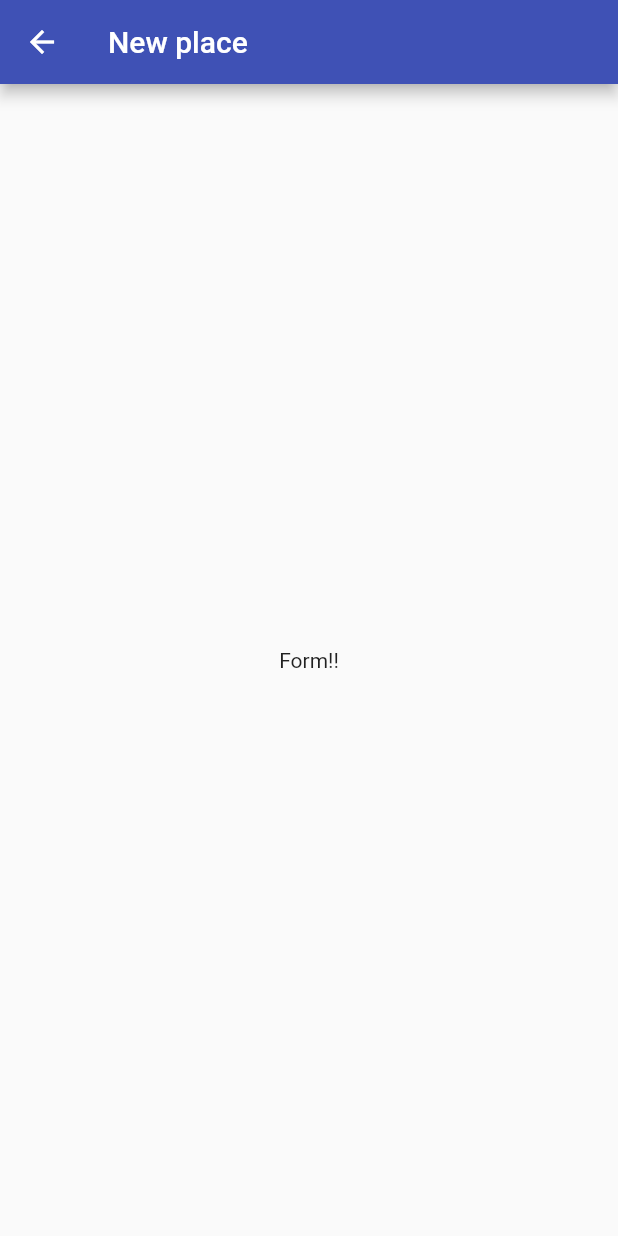
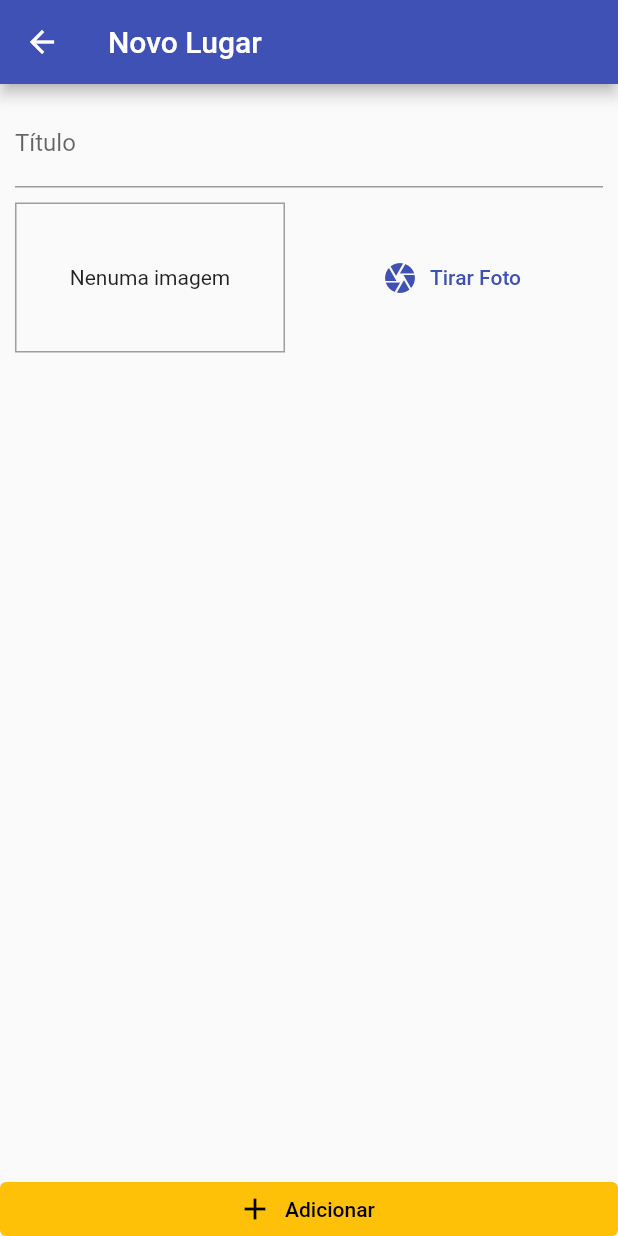
Before and after one commit to thiagonishimura/great_places, a Flutter app: the PlaceFormScreen screen opened by its route, on a phone screen of 412 x 824 dp. Run offline on Flutter 3.47's test engine with Material 2 defaults, Android fonts, the phone set to English and light mode, and no system bars.

Commit message:
Pagina do formulário criada

```diff
--- a/great_places/lib/screens/place_form_screen.dart
+++ b/great_places/lib/screens/place_form_screen.dart
@@ -1,21 +1,58 @@
 import 'package:flutter/material.dart';
+import 'package:great_places/widgets/image_input.dart';
 
 class PlaceFormScreen extends StatefulWidget {
-  const PlaceFormScreen({super.key});
+  const PlaceFormScreen({Key? key}) : super(key: key);
 
   @override
   State<PlaceFormScreen> createState() => _PlaceFormScreenState();
 }
 
 class _PlaceFormScreenState extends State<PlaceFormScreen> {
+  final _titleController = TextEditingController();
+
+  void _submitForm() {}
+
   @override
   Widget build(BuildContext context) {
     return Scaffold(
       appBar: AppBar(
-        title: const Text('New place'),
+        title: const Text('Novo Lugar'),
       ),
-      body: const Center(
-        child: Text('Form!!'),
+      body: Column(
+        crossAxisAlignment: CrossAxisAlignment.stretch,
+        children: [
+          Expanded(
+            child: SingleChildScrollView(
+              child: Padding(
+                padding: const EdgeInsets.all(10),
+                child: Column(
+                  children: [
+                    TextField(
+                      controller: _titleController,
+                      decoration: const InputDecoration(
+                        labelText: 'Título',
+                      ),
+                    ),
+                    const SizedBox(height: 10),
+                    const ImageInput(),
+                  ],
+                ),
+              ),
+            ),
+          ),
+          ElevatedButton.icon(
+            icon: const Icon(Icons.add),
+            label: const Text('Adicionar'),
+            style: ElevatedButton.styleFrom(
+              backgroundColor: Theme.of(context).colorScheme.secondary,
+              foregroundColor: Colors.black,
+              elevation: 0,
+              tapTargetSize: MaterialTapTargetSize.shrinkWrap,
+            ),
+            onPressed: _submitForm,
+          ),
+        ],
       ),
     );
   }
--- /dev/null
+++ b/great_places/lib/widgets/image_input.dart
@@ -0,0 +1,38 @@
+import 'package:flutter/material.dart';
+
+class ImageInput extends StatefulWidget {
+  const ImageInput({super.key});
+
+  @override
+  State<ImageInput> createState() => _ImageInputState();
+}
+
+class _ImageInputState extends State<ImageInput> {
+  @override
+  Widget build(BuildContext context) {
+    return Row(
+      children: [
+        Container(
+          width: 180,
+          height: 100,
+          decoration: BoxDecoration(
+            border: Border.all(
+              width: 1,
+              color: Colors.grey,
+            ),
+          ),
+          alignment: Alignment.center,
+          child: const Text('Nenuma imagem'),
+        ),
+        const SizedBox(width: 10),
+        Expanded(
+          child: TextButton.icon(
+            icon: const Icon(Icons.camera),
+            label: const Text('Tirar Foto'),
+            onPressed: () {},
+          ),
+        ),
+      ],
+    );
+  }
+}
```
